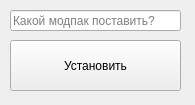
First picture: the form in ui/download_window.ui, repository MrFufl4ik/FLauncher, before the edit.
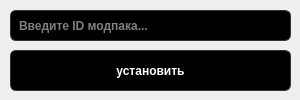
Second picture: the form after the edit. Icons and pictures are not drawn.

The edit to the form file:
```diff
--- a/ui/download_window.ui
+++ b/ui/download_window.ui
@@ -6,20 +6,20 @@
    <rect>
     <x>0</x>
     <y>0</y>
-    <width>195</width>
-    <height>105</height>
+    <width>300</width>
+    <height>100</height>
    </rect>
   </property>
   <property name="minimumSize">
    <size>
-    <width>195</width>
-    <height>105</height>
+    <width>300</width>
+    <height>100</height>
    </size>
   </property>
   <property name="maximumSize">
    <size>
-    <width>195</width>
-    <height>105</height>
+    <width>300</width>
+    <height>100</height>
    </size>
   </property>
   <property name="windowTitle">
@@ -34,25 +34,76 @@
     <rect>
      <x>10</x>
      <y>10</y>
-     <width>171</width>
-     <height>21</height>
+     <width>281</width>
+     <height>31</height>
     </rect>
    </property>
+   <property name="font">
+    <font>
+     <bold>true</bold>
+    </font>
+   </property>
+   <property name="styleSheet">
+    <string notr="true">QLineEdit {
+    background-color: black;
+    color: white;
+    border: 1px solid #333;
+    border-radius: 6px;
+    padding: 6px;
+    selection-background-color: #444;
+    selection-color: white;
+}
+
+QLineEdit:disabled {
+    background-color: #333;
+    color: #999;
+    border: 1px solid #444;
+}</string>
+   </property>
    <property name="placeholderText">
-    <string>Какой модпак поставить?</string>
+    <string>Введите ID модпака...</string>
    </property>
   </widget>
   <widget class="QPushButton" name="installPushButton">
    <property name="geometry">
     <rect>
      <x>10</x>
-     <y>40</y>
-     <width>171</width>
-     <height>51</height>
+     <y>50</y>
+     <width>281</width>
+     <height>41</height>
     </rect>
    </property>
+   <property name="font">
+    <font>
+     <bold>true</bold>
+    </font>
+   </property>
+   <property name="styleSheet">
+    <string notr="true">QPushButton {
+    background-color: black;
+    color: white;
+    border: 1px solid #333;
+    border-radius: 6px;
+    padding: 8px 16px;
+    min-width: 80px;
+}
+
+QPushButton:hover {
+    background-color: #222;
+    border: 1px solid #444;
+}
+
+QPushButton:pressed {
+    background-color: #111;
+}
+
+QPushButton:disabled {
+    background-color: #333;
+    color: #999;
+}</string>
+   </property>
    <property name="text">
-    <string>Установить</string>
+    <string>установить</string>
    </property>
   </widget>
  </widget>
```
